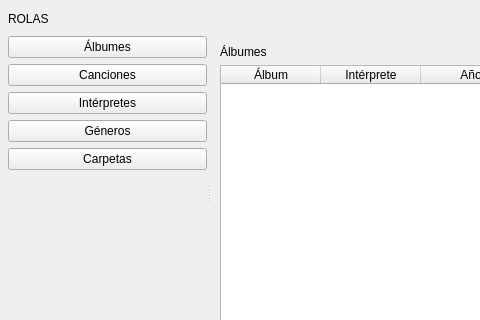
Old version of the form Interface/Interface/mainwindow.ui in the repository JafetFF/Base-de-datos-musical; both pictures show x 0 to 480 and y 0 to 320 of the 1100 by 700 pixel window.
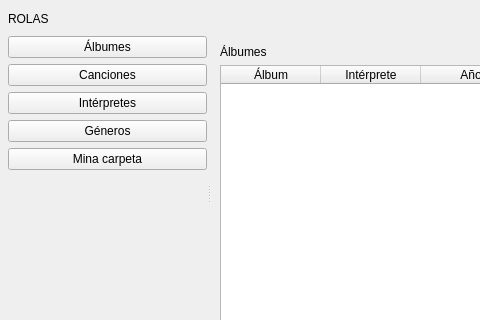
New version of the form.

Commit message: Pruebas para la API

```diff
--- a/Interface/Interface/mainwindow.ui
+++ b/Interface/Interface/mainwindow.ui
@@ -114,7 +114,7 @@
         <item>
          <widget class="QPushButton" name="foldersButton">
           <property name="text">
-           <string>Carpetas</string>
+           <string>Mina carpeta</string>
           </property>
          </widget>
         </item>
```
Left out of the diff: 27 changed lines with no effect on the pictures. The commit also changes 2 other files.
